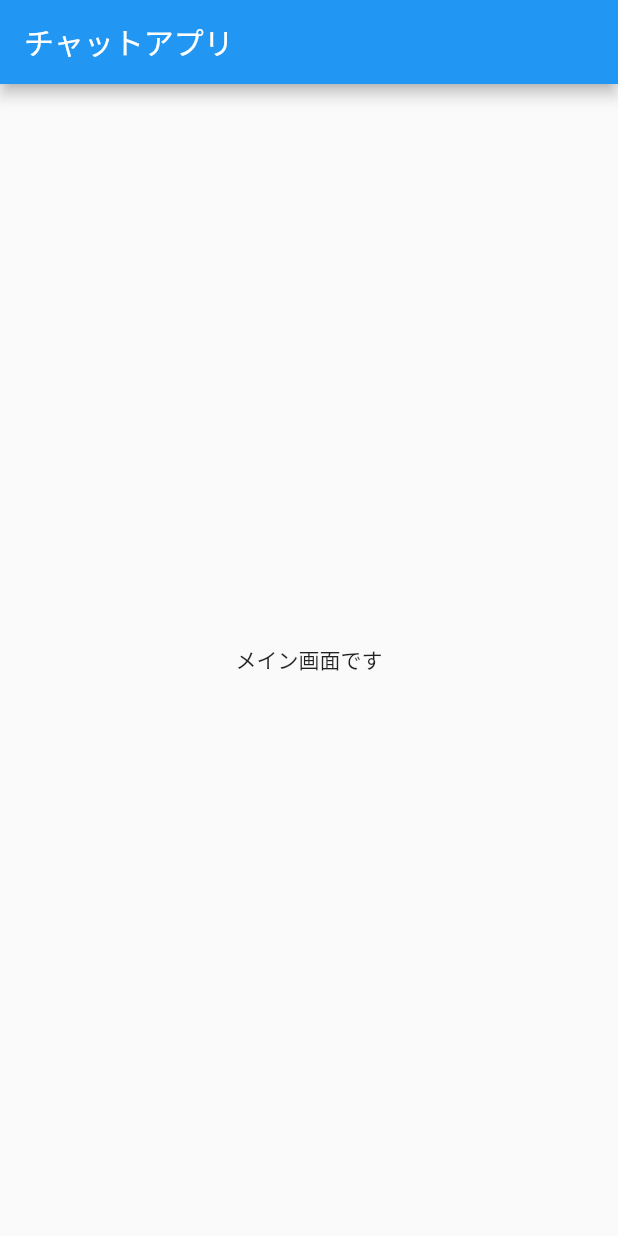
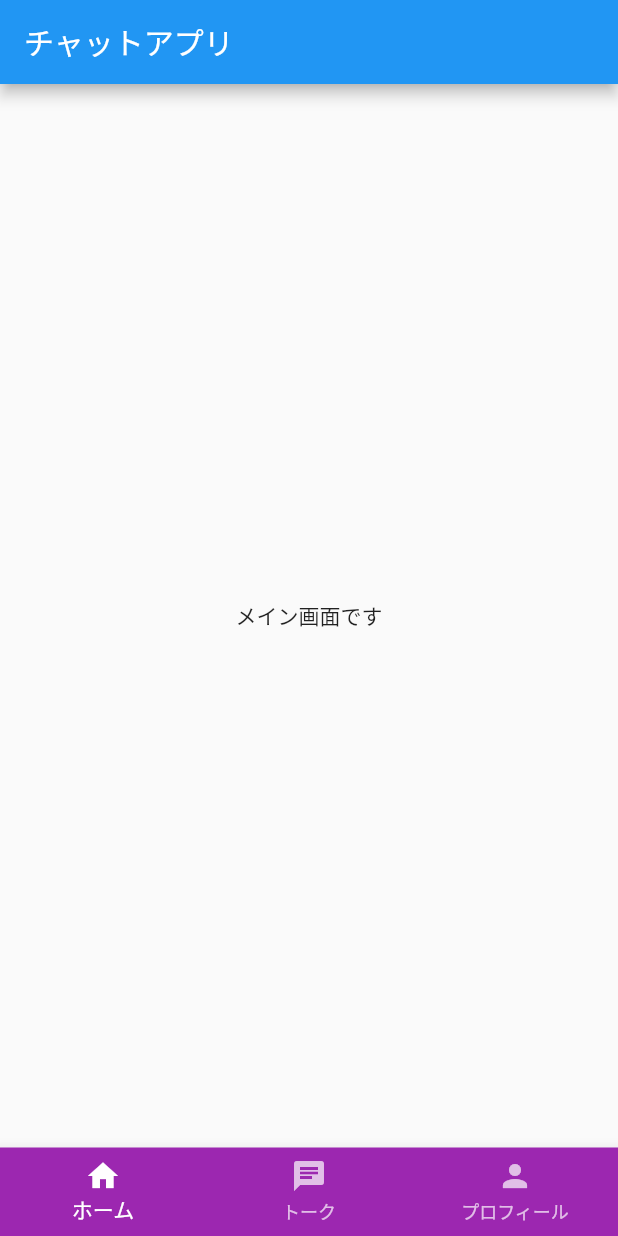
Before and after one commit to Kei-kei-dev/D-match, a Flutter app: the screen it shows after launch, on a phone screen of 412 x 824 dp. Run offline on Flutter 3.47's test engine with Material 2 defaults, Android fonts, the light colour scheme and no system bars; our stand-ins replace flutter_riverpod.

Commit message:
navigatiionbar追加

```diff
--- a/lib/main.dart
+++ b/lib/main.dart
@@ -1,21 +1,64 @@
+import 'package:d_match/pages/chat_list.dart';
+import 'package:d_match/pages/profile_page.dart';
 import 'package:d_match/pages/top_page.dart';
 import 'package:flutter/material.dart';
+import 'package:flutter_riverpod/flutter_riverpod.dart';
 
 void main() {
-  runApp(const MyApp());
+  const app = MaterialApp(home: Root());
+
+  const scope = ProviderScope(child: app);
+  runApp(scope);
 }
 
-class MyApp extends StatelessWidget {
-  const MyApp({super.key});
+final indexProvider = StateProvider(
+  (ref) {
+    return 0;
+  },
+);
+
+class Root extends ConsumerWidget {
+  const Root({super.key});
 
   @override
-  Widget build(BuildContext context) {
-    return MaterialApp(
-      title: 'Flutter Demo',
-      theme: ThemeData(
-        primarySwatch: Colors.blue,
+  Widget build(BuildContext context, WidgetRef ref) {
+    final index = ref.watch(indexProvider);
+
+    const items = [
+      BottomNavigationBarItem(
+        icon: Icon(Icons.home),
+        label: 'ホーム',
       ),
-      home: const TopPage(),
+      BottomNavigationBarItem(
+        icon: Icon(Icons.chat),
+        label: 'トーク',
+      ),
+      BottomNavigationBarItem(
+        icon: Icon(Icons.person),
+        label: 'プロフィール',
+      ),
+    ];
+
+    final bar = BottomNavigationBar(
+      items: items,
+      backgroundColor: Colors.purple,
+      selectedItemColor: Colors.white,
+      unselectedItemColor: Colors.white70,
+      currentIndex: index,
+      onTap: (index) {
+        ref.read(indexProvider.notifier).state = index;
+      },
+    );
+
+    final pages = [
+      const TopPage(),
+      const ChatList(),
+      const ProfilePage(),
+    ];
+
+    return Scaffold(
+      body: pages[index],
+      bottomNavigationBar: bar,
     );
   }
 }
--- a/lib/pages/chat_list.dart
+++ b/lib/pages/chat_list.dart
@@ -10,6 +10,11 @@ class ChatList extends StatefulWidget {
 class _ChatListState extends State<ChatList> {
   @override
   Widget build(BuildContext context) {
-    return const Placeholder();
+    return Scaffold(
+      appBar: AppBar(
+        title: const Text('チャットアプリ'),
+      ),
+      body: const Center(child: Text('チャット画面です')),
+    );
   }
 }
--- a/lib/pages/profile_page.dart
+++ b/lib/pages/profile_page.dart
@@ -10,6 +10,11 @@ class ProfilePage extends StatefulWidget {
 class _ProfilePageState extends State<ProfilePage> {
   @override
   Widget build(BuildContext context) {
-    return const Placeholder();
+    return Scaffold(
+      appBar: AppBar(
+        title: const Text('チャットアプリ'),
+      ),
+      body: const Center(child: Text('プロフィール画面です')),
+    );
   }
 }
--- a/pubspec.yaml
+++ b/pubspec.yaml
@@ -28,6 +28,7 @@ environment:
 # the latest version available on pub.dev. To see which dependencies have newer
 # versions available, run `flutter pub outdated`.
 dependencies:
+  flutter_riverpod:
   flutter:
     sdk: flutter
 
```
Also changed, not shown: pubspec.lock.
